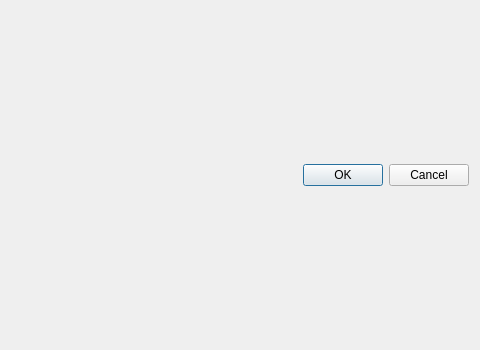
Dalizi/option_calculator, file addorderdialog.ui: the form before one commit.
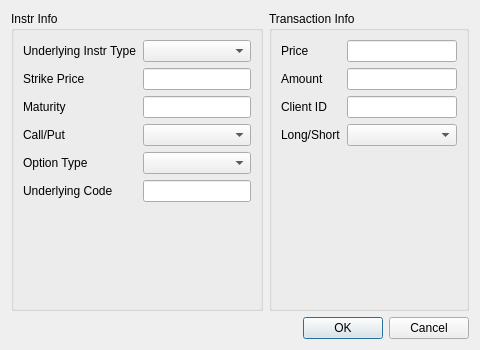
The form after the commit.

What changed in the file:
```diff
--- a/addorderdialog.ui
+++ b/addorderdialog.ui
@@ -17,10 +17,130 @@
    <item>
     <layout class="QHBoxLayout" name="horizontalLayout">
      <item>
-      <layout class="QFormLayout" name="formLayout"/>
+      <widget class="QGroupBox" name="groupBox">
+       <property name="title">
+        <string>Instr Info</string>
+       </property>
+       <layout class="QVBoxLayout" name="verticalLayout_2">
+        <item>
+         <layout class="QFormLayout" name="formLayout">
+          <item row="0" column="0">
+           <widget class="QLabel" name="underlyingInstrTypeLabel">
+            <property name="text">
+             <string>Underlying Instr Type</string>
+            </property>
+           </widget>
+          </item>
+          <item row="1" column="0">
+           <widget class="QLabel" name="strikePriceLabel">
+            <property name="text">
+             <string>Strike Price</string>
+            </property>
+           </widget>
+          </item>
+          <item row="1" column="1">
+           <widget class="QLineEdit" name="strikePriceLineEdit"/>
+          </item>
+          <item row="2" column="0">
+           <widget class="QLabel" name="maturityLabel">
+            <property name="text">
+             <string>Maturity</string>
+            </property>
+           </widget>
+          </item>
+          <item row="2" column="1">
+           <widget class="QLineEdit" name="maturityLineEdit"/>
+          </item>
+          <item row="3" column="0">
+           <widget class="QLabel" name="callPutLabel">
+            <property name="text">
+             <string>Call/Put</string>
+            </property>
+           </widget>
+          </item>
+          <item row="3" column="1">
+           <widget class="QComboBox" name="callPutComboBox"/>
+          </item>
+          <item row="4" column="0">
+           <widget class="QLabel" name="optionTypeLabel">
+            <property name="text">
+             <string>Option Type</string>
+            </property>
+           </widget>
+          </item>
+          <item row="4" column="1">
+           <widget class="QComboBox" name="optionTypeComboBox"/>
+          </item>
+          <item row="0" column="1">
+           <widget class="QComboBox" name="underlyingInstrTypeComboBox"/>
+          </item>
+          <item row="5" column="0">
+           <widget class="QLabel" name="underlyingCodeLabel">
+            <property name="text">
+             <string>Underlying Code</string>
+            </property>
+           </widget>
+          </item>
+          <item row="5" column="1">
+           <widget class="QLineEdit" name="underlyingCodeLineEdit"/>
+          </item>
+         </layout>
+        </item>
+       </layout>
+      </widget>
      </item>
      <item>
-      <layout class="QFormLayout" name="formLayout_2"/>
+      <widget class="QGroupBox" name="groupBox_2">
+       <property name="title">
+        <string>Transaction Info</string>
+       </property>
+       <layout class="QVBoxLayout" name="verticalLayout_3">
+        <item>
+         <layout class="QFormLayout" name="formLayout_2">
+          <item row="0" column="0">
+           <widget class="QLabel" name="priceLabel">
+            <property name="text">
+             <string>Price</string>
+            </property>
+           </widget>
+          </item>
+          <item row="0" column="1">
+           <widget class="QLineEdit" name="priceLineEdit"/>
+          </item>
+          <item row="1" column="0">
+           <widget class="QLabel" name="amountLabel">
+            <property name="text">
+             <string>Amount</string>
+            </property>
+           </widget>
+          </item>
+          <item row="1" column="1">
+           <widget class="QLineEdit" name="amountLineEdit"/>
+          </item>
+          <item row="2" column="0">
+           <widget class="QLabel" name="clientIDLabel">
+            <property name="text">
+             <string>Client ID</string>
+            </property>
+           </widget>
+          </item>
+          <item row="2" column="1">
+           <widget class="QLineEdit" name="clientIDLineEdit"/>
+          </item>
+          <item row="3" column="0">
+           <widget class="QLabel" name="longShortLabel">
+            <property name="text">
+             <string>Long/Short</string>
+            </property>
+           </widget>
+          </item>
+          <item row="3" column="1">
+           <widget class="QComboBox" name="longShortComboBox"/>
+          </item>
+         </layout>
+        </item>
+       </layout>
+      </widget>
      </item>
     </layout>
    </item>
```
